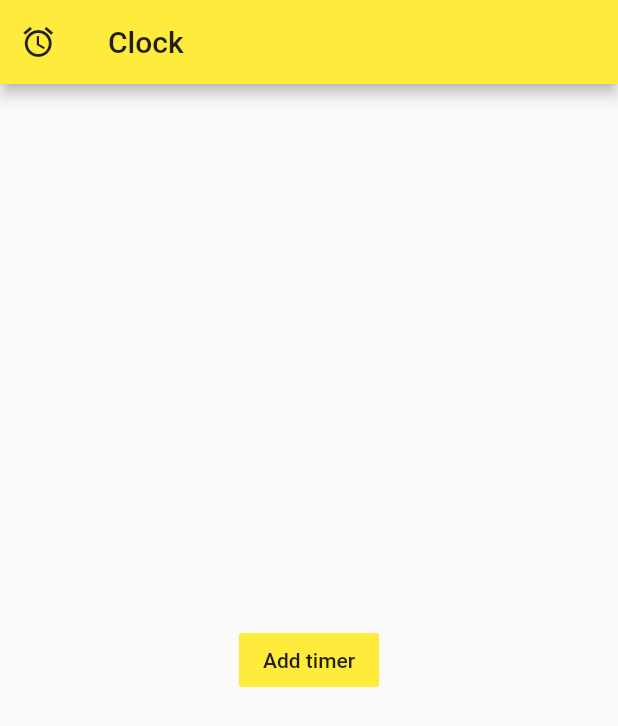
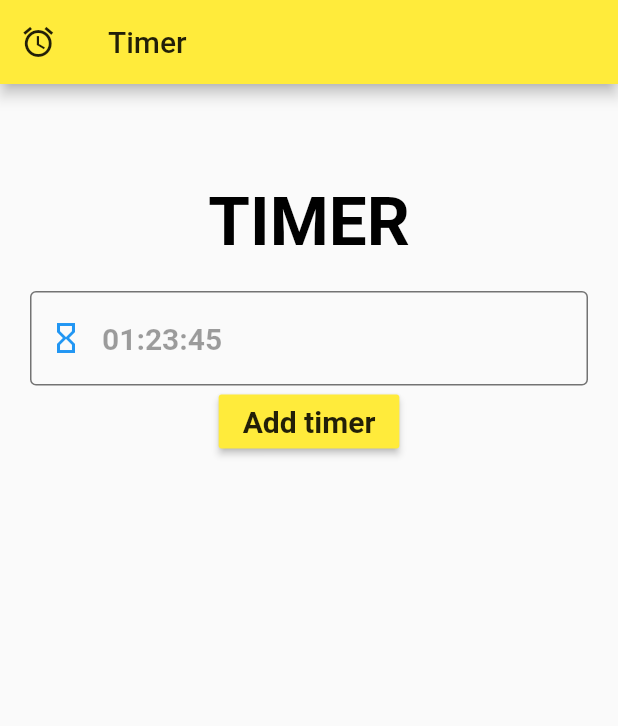
Before and after one commit to UsioZero/Alarm, a Flutter app: the screen it shows after launch, after a tap on "Add timer", on a phone screen of 412 x 824 dp. Shown: the top 726 px of the screen. Run offline on Flutter 3.47's test engine with Material 2 defaults, Android fonts, the light colour scheme and no system bars; our stand-ins replace flutter_local_notifications.

Commit message:
+ rename to Alarm

```diff
--- a/lib/Allarm.dart
+++ b/lib/Alarm.dart
@@ -4,7 +4,7 @@ import 'package:flutter/cupertino.dart';
 import 'package:flutter/material.dart';
 import 'package:flutter_local_notifications/flutter_local_notifications.dart';
 
-class Allarm extends StatefulWidget {
+class Alarm extends StatefulWidget {
 
   Widget build(BuildContext context) {
     return  MaterialApp(
@@ -17,17 +17,29 @@ class Allarm extends StatefulWidget {
   }
 
   @override
-  _Allarm createState() => _Allarm();
+  _Alarm createState() => _Alarm();
 }
 
-class _Allarm extends State<Allarm> {
+class _Alarm extends State<Alarm> {
   FlutterLocalNotificationsPlugin flutterLocalNotificationsPlugin =
       new FlutterLocalNotificationsPlugin();
+  TextEditingController _timeController = TextEditingController();
   var initSetAndroid;
   var initSetIos;
   var initSet;
   int _timerTime = 10;
+  String _timeInput;
 
+  void _buttonPressed(){
+    _timeInput = _timeController.text;
+    _timeController.clear();
+
+      _timerTime =
+      (int.parse(_timeInput[7])) + (int.parse(_timeInput[6]))*10 +
+      60*((int.parse(_timeInput[4])) + (int.parse(_timeInput[3]))*10) +
+      3600*((int.parse(_timeInput[1])) + (int.parse(_timeInput[0]))*10);
+    _showNotificaton();
+  }
 
   void _showNotificaton() async{
     await _demoNotify();
@@ -110,32 +122,104 @@ class _Allarm extends State<Allarm> {
 
   @override
   Widget build(BuildContext context) {
+
+    Widget button(){
+      return RaisedButton(
+        splashColor: Theme.of(context).primaryColor,
+        highlightColor: Theme.of(context).primaryColor,
+        color: Colors.yellow,
+        onPressed: _buttonPressed,
+        child: Text(
+          'Add timer',
+          style: TextStyle(
+            fontWeight: FontWeight.bold,
+            fontSize: 20,
+          ),
+        ),
+      );
+    }
+
+    Widget _logo(){
+      return  Padding(
+        padding: EdgeInsets.only(top: 65),
+       child: Container(
+          child: Align(
+            child: Text(
+              'TIMER',
+              style: TextStyle(fontSize: 45, fontWeight: FontWeight.bold, color: Colors.black),
+              )
+          )
+        )
+      );
+    }
+
+    Widget _input(Icon icon, String hint, TextEditingController controller){
+      return Container(
+        padding: EdgeInsets.only(left: 20, right: 20),
+        child: TextField(
+          controller: controller,
+          style: TextStyle(
+            fontSize: 20,
+            color: Colors.black,
+          ),
+          decoration: InputDecoration(
+            hintStyle: TextStyle(
+              fontSize: 20,
+              fontWeight: FontWeight.bold,
+              color: Colors.black38
+            ),
+            hintText: hint,
+            focusedBorder: OutlineInputBorder(
+              borderSide: BorderSide(color: Colors.black, width: 3)
+            ),
+            enabledBorder: OutlineInputBorder(
+              borderSide: BorderSide(color: Colors.black54, width: 1)
+            ),
+            prefixIcon: Padding(
+              padding: EdgeInsets.only(left: 10, right: 10),
+              child: IconTheme(
+                data: IconThemeData(color: Colors.blue),
+                child: icon,
+              ),
+            )
+          ),
+        ),
+      );
+    }
+
+    Widget _timeSet(String label){
+      return Container(
+        child: Column(
+          children: <Widget>[
+            Padding(
+              padding: EdgeInsets.only(bottom : 0, top:20),
+              child: _input(
+                Icon(Icons.hourglass_empty),
+                '01:23:45',
+                _timeController
+              )
+            ),
+            button()
+          ],
+        ),
+      );
+    }
+
+
     return Scaffold(
       appBar: AppBar(
-        title: Text('Clock'),
+        title: Text('Timer'),
         leading: Container(
           child: Icon(Icons.alarm, color: Colors.black87),
           padding: EdgeInsets.only(right: 5),
           ),
       ),
-      body: Container(
-        width: double.infinity,
-        child: Column(
-          mainAxisAlignment: MainAxisAlignment.center,
+      body:  Column(
           children: <Widget>[
-            FlatButton(
-                color: Colors.yellow,
-                onPressed: _showNotificaton,
-                child: Text(
-                  'Add timer',
-                  style: TextStyle(
-
-                  ),
-                ),
-            ),
-          ],
-        ),
-      ),
+            _logo(),
+            _timeSet('TIME')
+          ]
+        )
       // floatingActionButton: FloatingActionButton(
       //   onPressed: _showNotificaton,
       //   child: Icon(Icons.alarm_on),
@@ -150,18 +234,15 @@ class SecondRoute extends StatelessWidget{
   Widget build(BuildContext context) {
     return Scaffold(
       appBar: AppBar(title: Text('Timer')),
-      body: Stack(
-        children: [
-          Positioned(
-            right: 1,
-            bottom: 1,
-            child: RaisedButton(
+      body: Container(
+        child: Center(
+          child: RaisedButton(
+              padding: EdgeInsets.symmetric(horizontal: 20),
               child: Text('Back'),
               onPressed: (){Navigator.pop(context);},
             ),
-          )
-        ],
-      ),
+        ),
+      )
     );
   }
 
--- a/lib/main.dart
+++ b/lib/main.dart
@@ -1,5 +1,5 @@
 import 'package:flutter/material.dart';
-import 'Allarm.dart';
+import 'Alarm.dart';
 
 void main() => runApp(MyApp());
 
@@ -8,12 +8,12 @@ class MyApp extends StatelessWidget {
   @override
   Widget build(BuildContext context){
     return MaterialApp(
-        title: 'Allarm',
+        title: 'Timer',
         theme: ThemeData(
           primarySwatch: Colors.yellow,
           textTheme: TextTheme(bodyText1: TextStyle(color: Colors.white))
         ),
-      home: Allarm(),
+      home: Alarm(),
     );  }
 
 }
```
